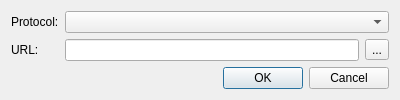
Above: client/src/ui/dialogs/storage_url_dialog.ui from networkoptix/nx_open before the change. Below: the same form after it.
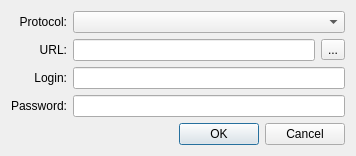
That is the form after the change.

Commit message:
storage auth
<==== Mercurial data ====>
Branch: storage_auth

What changed in the file:
```diff
--- a/client/src/ui/dialogs/storage_url_dialog.ui
+++ b/client/src/ui/dialogs/storage_url_dialog.ui
@@ -6,8 +6,8 @@
    <rect>
     <x>0</x>
     <y>0</y>
-    <width>400</width>
-    <height>97</height>
+    <width>356</width>
+    <height>149</height>
    </rect>
   </property>
   <property name="windowTitle">
@@ -15,15 +15,15 @@
   </property>
   <layout class="QVBoxLayout" name="verticalLayout">
    <item>
-    <layout class="QFormLayout" name="formLayout">
-     <property name="fieldGrowthPolicy">
-      <enum>QFormLayout::AllNonFixedFieldsGrow</enum>
-     </property>
+    <layout class="QGridLayout" name="gridLayout">
      <item row="0" column="0">
       <widget class="QLabel" name="label">
        <property name="text">
         <string>Protocol:</string>
        </property>
+       <property name="alignment">
+        <set>Qt::AlignRight|Qt::AlignTrailing|Qt::AlignVCenter</set>
+       </property>
       </widget>
      </item>
      <item row="0" column="1">
@@ -34,6 +34,9 @@
        <property name="text">
         <string>URL:</string>
        </property>
+       <property name="alignment">
+        <set>Qt::AlignRight|Qt::AlignTrailing|Qt::AlignVCenter</set>
+       </property>
       </widget>
      </item>
      <item row="1" column="1">
@@ -50,6 +53,32 @@
        </item>
       </layout>
      </item>
+     <item row="2" column="0">
+      <widget class="QLabel" name="label_3">
+       <property name="text">
+        <string>Login:</string>
+       </property>
+       <property name="alignment">
+        <set>Qt::AlignRight|Qt::AlignTrailing|Qt::AlignVCenter</set>
+       </property>
+      </widget>
+     </item>
+     <item row="2" column="1">
+      <widget class="QLineEdit" name="loginLineEdit"/>
+     </item>
+     <item row="3" column="0">
+      <widget class="QLabel" name="label_4">
+       <property name="text">
+        <string>Password:</string>
+       </property>
+       <property name="alignment">
+        <set>Qt::AlignRight|Qt::AlignTrailing|Qt::AlignVCenter</set>
+       </property>
+      </widget>
+     </item>
+     <item row="3" column="1">
+      <widget class="QLineEdit" name="passwordLineEdit"/>
+     </item>
     </layout>
    </item>
    <item>
```
The commit also changes 24 other files.
